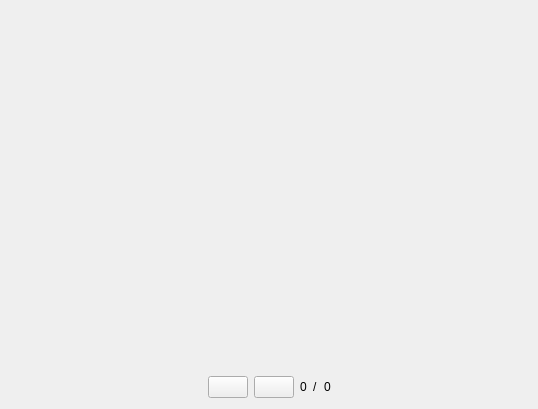
Before: the Qt Designer form ui/PrintMediaForm.ui in dmzdev/stance, drawn with Qt 5.
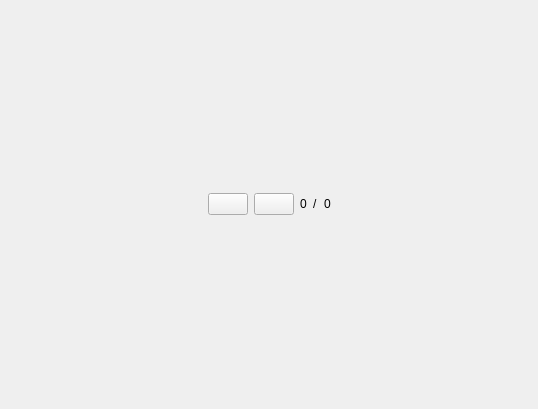
After: the same form once the commit is applied.

Commit message: Visual bugs fixed. Window resizing implemented.

```diff
--- a/ui/PrintMediaForm.ui
+++ b/ui/PrintMediaForm.ui
@@ -19,21 +19,11 @@
    </item>
    <item>
     <layout class="QVBoxLayout" name="verticalLayout">
-     <item>
-      <spacer name="verticalSpacer_2">
-       <property name="orientation">
-        <enum>Qt::Vertical</enum>
-       </property>
-       <property name="sizeHint" stdset="0">
-        <size>
-         <width>20</width>
-         <height>40</height>
-        </size>
-       </property>
-      </spacer>
-     </item>
      <item>
       <layout class="QHBoxLayout" name="horizontalLayout">
+       <property name="sizeConstraint">
+        <enum>QLayout::SetMaximumSize</enum>
+       </property>
        <item>
         <spacer name="horizontalSpacer">
          <property name="orientation">
@@ -49,6 +39,12 @@
        </item>
        <item>
         <widget class="QPushButton" name="prevButton">
+         <property name="sizePolicy">
+          <sizepolicy hsizetype="Minimum" vsizetype="Maximum">
+           <horstretch>0</horstretch>
+           <verstretch>0</verstretch>
+          </sizepolicy>
+         </property>
          <property name="text">
           <string/>
          </property>
@@ -56,6 +52,12 @@
        </item>
        <item>
         <widget class="QPushButton" name="nextButton">
+         <property name="sizePolicy">
+          <sizepolicy hsizetype="Minimum" vsizetype="Maximum">
+           <horstretch>0</horstretch>
+           <verstretch>0</verstretch>
+          </sizepolicy>
+         </property>
          <property name="text">
           <string/>
          </property>
@@ -63,6 +65,12 @@
        </item>
        <item>
         <widget class="QLabel" name="currentLabel">
+         <property name="sizePolicy">
+          <sizepolicy hsizetype="Preferred" vsizetype="Maximum">
+           <horstretch>0</horstretch>
+           <verstretch>0</verstretch>
+          </sizepolicy>
+         </property>
          <property name="text">
           <string>0</string>
          </property>
@@ -70,6 +78,12 @@
        </item>
        <item>
         <widget class="QLabel" name="label_3">
+         <property name="sizePolicy">
+          <sizepolicy hsizetype="Preferred" vsizetype="Maximum">
+           <horstretch>0</horstretch>
+           <verstretch>0</verstretch>
+          </sizepolicy>
+         </property>
          <property name="text">
           <string>/</string>
          </property>
@@ -77,6 +91,12 @@
        </item>
        <item>
         <widget class="QLabel" name="totalLabel">
+         <property name="sizePolicy">
+          <sizepolicy hsizetype="Preferred" vsizetype="Maximum">
+           <horstretch>0</horstretch>
+           <verstretch>0</verstretch>
+          </sizepolicy>
+         </property>
          <property name="text">
           <string>0</string>
          </property>
```
The commit also changes 4 other files.
